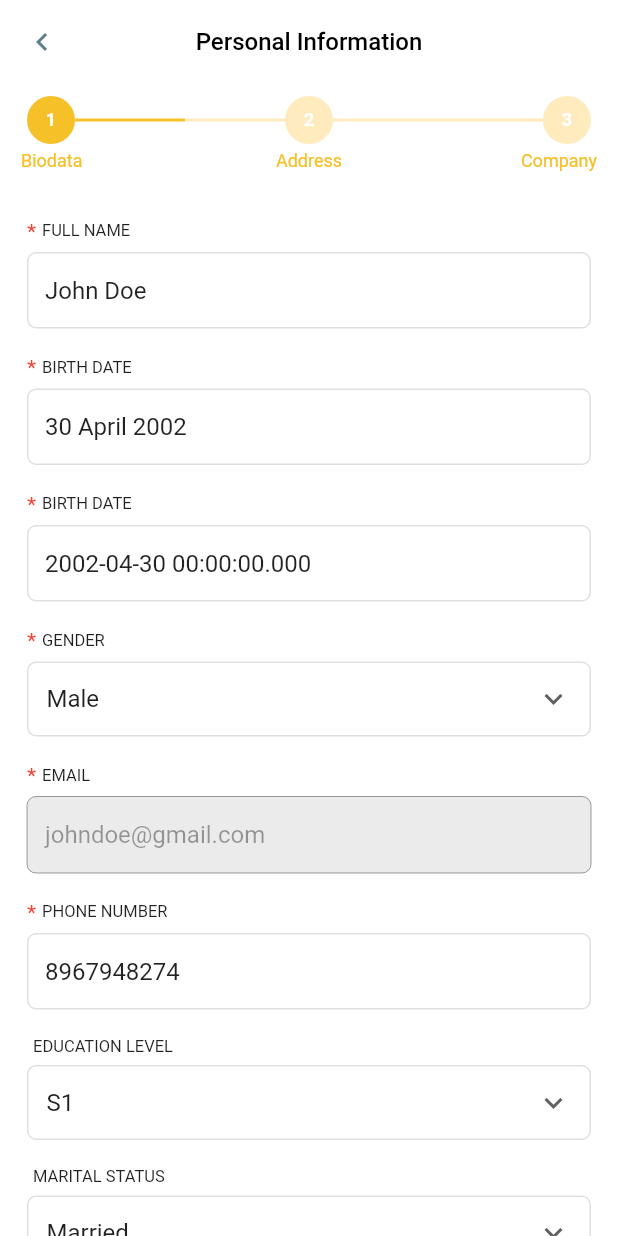
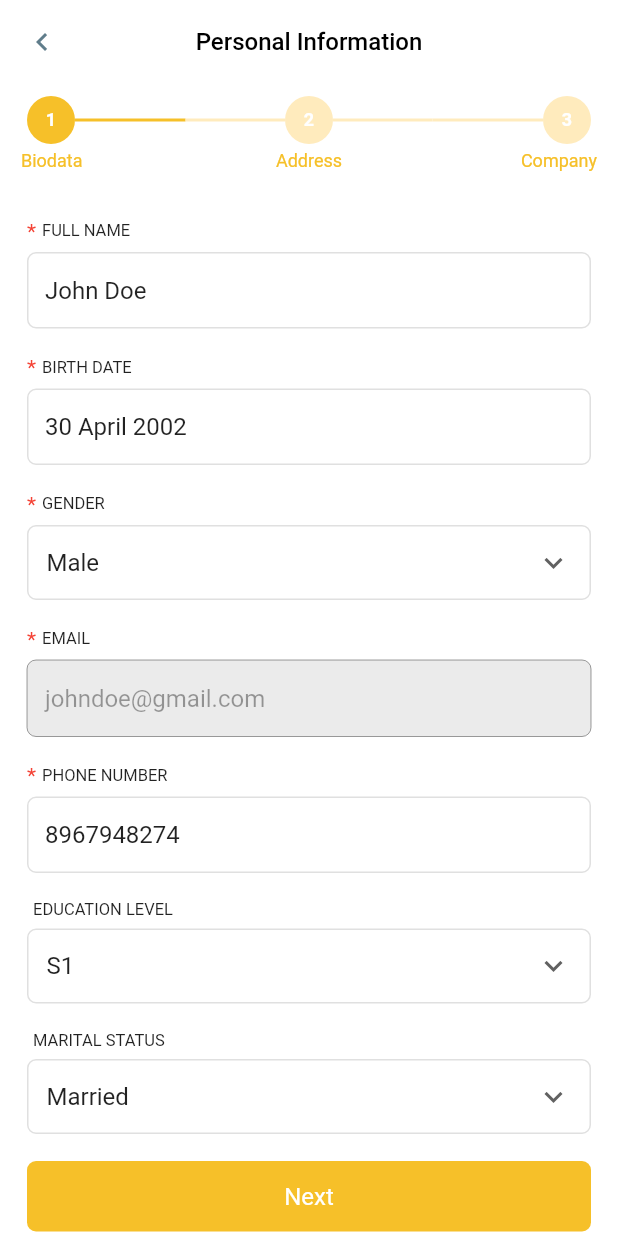
Before and after one commit to abelherl/fast_8_technical_test, a Flutter app: the screen it shows after launch, after a tap on an icon or button, on a phone screen of 412 x 824 dp. Run offline on Flutter 3.47's test engine with Material 2 defaults, Android fonts, the light colour scheme and no system bars; our stand-ins replace cached_network_image, dartz, flutter_svg, get, hive, hive_flutter and 3 more; accounts and stored records are empty; network calls fail.

Commit message:
[ADD] Final commit

```diff
--- a/lib/controllers/edit_profile_controller.dart
+++ b/lib/controllers/edit_profile_controller.dart
@@ -4,6 +4,7 @@ import 'package:flutter/material.dart';
 import 'package:get/get.dart';
 import 'package:image_picker/image_picker.dart';
 import 'package:payuung/constants/constants.dart';
+import 'package:payuung/controllers/profile_controller.dart';
 import 'package:payuung/entities/profile/profile_entity.dart';
 import 'package:payuung/failures/failure.dart';
 import 'package:payuung/helpers/global_helper.dart';
@@ -129,7 +130,7 @@ class EditProfileController extends GetxController {
     final ktpFile = this.ktpFile.value;
 
     if (ktpFile != null && uploaded.value) {
-      final prefs = Get.find<SharedPreferences>();
+      final prefs = await SharedPreferences.getInstance();
       final directory = await getApplicationDocumentsDirectory();
       final filePath = path.join(directory.path, path.basename('ktp'));
       await ktpFile.copy(filePath);
@@ -143,6 +144,9 @@ class EditProfileController extends GetxController {
     final usecase = Get.find<SaveProfileInfoUsecase>();
 
     final result = await usecase.call(profile.value!);
+
+    final controller = Get.find<ProfileController>();
+    await controller.getProfile();
 
     result.fold(
       (l) => _onError(l),
--- a/lib/controllers/profile_controller.dart
+++ b/lib/controllers/profile_controller.dart
@@ -1,10 +1,8 @@
-import 'package:flutter/material.dart';
 import 'package:get/get.dart';
 import 'package:payuung/entities/profile/profile_entity.dart';
 import 'package:payuung/failures/failure.dart';
 import 'package:payuung/helpers/global_helper.dart';
 import 'package:payuung/usecases/profile/get_profile_info_usecase.dart';
-import 'package:payuung/usecases/profile/save_profile_info_usecase.dart';
 
 enum ProfileStatus { initial, loading, loaded, error }
 
@@ -16,7 +14,7 @@ class ProfileController extends GetxController {
   @override
   void onInit() async {
     super.onInit();
-    await _initDummyProfile();
+    await getProfile();
   }
 
   Future<void> getProfile() async {
@@ -35,24 +33,6 @@ class ProfileController extends GetxController {
     );
   }
 
-  Future<void> _initDummyProfile() async {
-    status.value = ProfileStatus.loading;
-
-    final profile = ProfileEntity.dummy();
-
-    final usecase = Get.find<SaveProfileInfoUsecase>();
-
-    final result = await usecase.call(profile);
-
-    result.fold(
-          (l) => _onError(l),
-          (r) {
-        this.profile.value = r;
-        status.value = ProfileStatus.loaded;
-      },
-    );
-  }
-
   void _onError(Failure l) {
     message.value = l.message;
     status.value = ProfileStatus.error;
--- a/lib/datasources/profile_datasource.dart
+++ b/lib/datasources/profile_datasource.dart
@@ -21,9 +21,10 @@ class ProfileDatasourceImpl extends ProfileDatasource {
     final json = prefs.getString(Constants.prefsProfile);
 
     if (json == null) {
-      return Left(
-        DatabaseFailure(message: 'Profile data not found'),
-      );
+      final profile = ProfileEntity.dummy();
+      final data = jsonEncode(profile.toJson());
+      prefs.setString(Constants.prefsProfile, data);
+      return Right(profile);
     }
 
     try {
--- a/lib/helpers/global_helper.dart
+++ b/lib/helpers/global_helper.dart
@@ -1,81 +1,11 @@
 import 'package:flutter/material.dart';
-import 'package:hive_flutter/hive_flutter.dart';
 import 'package:get/get.dart';
 import 'package:intl/intl.dart';
-import 'package:payuung/controllers/profile_controller.dart';
-import 'package:payuung/controllers/promo_controller.dart';
-import 'package:payuung/datasources/profile_datasource.dart';
-import 'package:payuung/datasources/promo_datasource.dart';
-import 'package:payuung/repositories/profile_repository.dart';
-import 'package:payuung/repositories/promo_repository.dart';
-import 'package:payuung/usecases/profile/get_profile_info_usecase.dart';
-import 'package:payuung/usecases/profile/save_profile_info_usecase.dart';
-import 'package:payuung/usecases/promo/get_all_promo_usecase.dart';
-import 'package:shared_preferences/shared_preferences.dart';
-import 'package:payuung/entities/promo/promo_entity.dart';
 
 class GlobalHelper {
   const GlobalHelper._();
 
   static final priceFormatter = NumberFormat("#,##0", "en_US");
-
-  static Future<void> init() async {
-    await _initHive();
-    await _initSharedPreferences();
-    await _initDatasources();
-    await _initRepositories();
-    await _initUsecases();
-    await _initControllers();
-  }
-
-  static Future<void> _initHive() async {
-    await Hive.initFlutter();
-    Hive.registerAdapter(PromoEntityAdapter());
-
-    final box = await Hive.openBox<PromoEntity>('promo');
-    Get.put<Box<PromoEntity>>(box);
-  }
-
-  static Future<void> _initSharedPreferences() async {
-    final prefs = await SharedPreferences.getInstance();
-    Get.put<SharedPreferences>(prefs);
-  }
-
-  static Future<void> _initDatasources() async {
-    // * Profile
-    final prefs = Get.find<SharedPreferences>();
-    Get.put<ProfileDatasource>(ProfileDatasourceImpl(prefs));
-
-    // * Promo
-    final box = Get.find<Box<PromoEntity>>();
-    Get.put<PromoDatasource>(PromoDatasourceImpl(box));
-  }
-
-  static Future<void> _initRepositories() async {
-    // * Profile
-    final profileDatasource = Get.find<ProfileDatasource>();
-    Get.put<ProfileRepository>(ProfileRepositoryImpl(profileDatasource));
-
-    // * Promo
-    final promoDatasource = Get.find<PromoDatasource>();
-    Get.put<PromoRepository>(PromoRepositoryImpl(promoDatasource));
-  }
-
-  static Future<void> _initUsecases() async {
-    // * Profile
-    final profileRepository = Get.find<ProfileRepository>();
-    Get.put<GetProfileInfoUsecase>(GetProfileInfoUsecase(profileRepository));
-    Get.put<SaveProfileInfoUsecase>(SaveProfileInfoUsecase(profileRepository));
-
-    // * Promo
-    final promoRepository = Get.find<PromoRepository>();
-    Get.put<GetAllPromoUsecase>(GetAllPromoUsecase(promoRepository));
-  }
-
-  static Future<void> _initControllers() async {
-    Get.put<PromoController>(PromoController());
-    Get.put<ProfileController>(ProfileController());
-  }
 
   static String formatToRupiah(num price) {
     final formattedPrice = priceFormatter.format(price);
--- /dev/null
+++ b/lib/injections.dart
@@ -0,0 +1,75 @@
+import 'package:get/get.dart';
+import 'package:hive/hive.dart';
+import 'package:hive_flutter/hive_flutter.dart';
+import 'package:payuung/controllers/profile_controller.dart';
+import 'package:payuung/controllers/promo_controller.dart';
+import 'package:payuung/datasources/profile_datasource.dart';
+import 'package:payuung/datasources/promo_datasource.dart';
+import 'package:payuung/entities/promo/promo_entity.dart';
+import 'package:payuung/repositories/profile_repository.dart';
+import 'package:payuung/repositories/promo_repository.dart';
+import 'package:payuung/usecases/profile/get_profile_info_usecase.dart';
+import 'package:payuung/usecases/profile/save_profile_info_usecase.dart';
+import 'package:payuung/usecases/promo/get_all_promo_usecase.dart';
+import 'package:shared_preferences/shared_preferences.dart';
+
+class AppInjections extends Bindings {
+  @override
+  Future<void> dependencies() async {
+    await _initHive();
+    await _initSharedPreferences();
+    await _initDatasources();
+    await _initRepositories();
+    await _initUsecases();
+    await _initControllers();
+  }
+
+  static Future<void> _initHive() async {
+    await Hive.initFlutter();
+    Hive.registerAdapter(PromoEntityAdapter());
+
+    final box = await Hive.openBox<PromoEntity>('promo');
+    Get.put<Box<PromoEntity>>(box);
+  }
+
+  static Future<void> _initSharedPreferences() async {
+    final prefs = await SharedPreferences.getInstance();
+    Get.put<SharedPreferences>(prefs);
+  }
+
+  static Future<void> _initDatasources() async {
+    // * Profile
+    final prefs = Get.find<SharedPreferences>();
+    Get.put<ProfileDatasource>(ProfileDatasourceImpl(prefs));
+
+    // * Promo
+    final box = Get.find<Box<PromoEntity>>();
+    Get.put<PromoDatasource>(PromoDatasourceImpl(box));
+  }
+
+  static Future<void> _initRepositories() async {
+    // * Profile
+    final profileDatasource = Get.find<ProfileDatasource>();
+    Get.put<ProfileRepository>(ProfileRepositoryImpl(profileDatasource));
+
+    // * Promo
+    final promoDatasource = Get.find<PromoDatasource>();
+    Get.put<PromoRepository>(PromoRepositoryImpl(promoDatasource));
+  }
+
+  static Future<void> _initUsecases() async {
+    // * Profile
+    final profileRepository = Get.find<ProfileRepository>();
+    Get.put<GetProfileInfoUsecase>(GetProfileInfoUsecase(profileRepository));
+    Get.put<SaveProfileInfoUsecase>(SaveProfileInfoUsecase(profileRepository));
+
+    // * Promo
+    final promoRepository = Get.find<PromoRepository>();
+    Get.put<GetAllPromoUsecase>(GetAllPromoUsecase(promoRepository));
+  }
+
+  static Future<void> _initControllers() async {
+    Get.put<PromoController>(PromoController());
+    Get.put<ProfileController>(ProfileController());
+  }
+}
--- a/lib/main.dart
+++ b/lib/main.dart
@@ -1,11 +1,15 @@
 import 'package:flutter/material.dart';
 import 'package:get/get_navigation/src/root/get_material_app.dart';
 import 'package:payuung/constants/constants.dart';
-import 'package:payuung/helpers/global_helper.dart';
 import 'package:payuung/screens/home/home_screen.dart';
 
+import 'injections.dart';
+
 void main() async {
-  await GlobalHelper.init();
+  WidgetsFlutterBinding.ensureInitialized();
+
+  await AppInjections().dependencies();
+
   runApp(const MyApp());
 }
 
--- a/lib/screens/dashboard/dashboard_screen.dart
+++ b/lib/screens/dashboard/dashboard_screen.dart
@@ -53,8 +53,7 @@ class _AppBar extends StatelessWidget {
   Widget build(BuildContext context) {
     final c = Get.find<ProfileController>();
 
-    return Obx(
-      () {
+    return Obx(() {
       final fullName = c.profile.value?.biodata.fullName;
       final firstName = fullName?.split(' ')[0] ?? '-';
       final initial = fullName?[0] ?? '-';
@@ -108,7 +107,7 @@ class _AppBar extends StatelessWidget {
                 ),
               ),
               InkWell(
-                  onTap: () => Get.to(() => EditProfileScreen()),
+                onTap: () => Get.to(() => const EditProfileScreen()),
                 child: CircleAvatar(
                   backgroundColor: Colors.blueGrey,
                   child: Text(
@@ -125,8 +124,7 @@ class _AppBar extends StatelessWidget {
           ),
         ),
       );
-      },
-    );
+    });
   }
 }
 
--- a/lib/screens/edit_profile/tabs/biodata_tab.dart
+++ b/lib/screens/edit_profile/tabs/biodata_tab.dart
@@ -54,12 +54,6 @@ class _BiodataTabState extends State<BiodataTab> {
               biodata.birthDate = value;
               _editProfile(c, biodata);
             },
-          ),
-          CustomTextField(
-            title: 'Birth Date',
-            initialValue: biodata.birthDate.toString(),
-            required: true,
-            onChanged: (_) {},
           ),
           CustomDropdown(
             title: 'Gender',
```
Also changed, not shown: 3 other files. Lines whose indentation alone changed are shown as unchanged.
